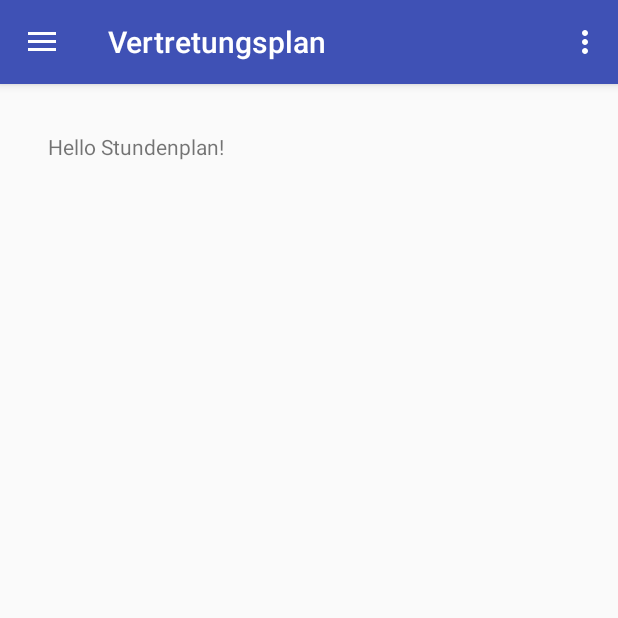
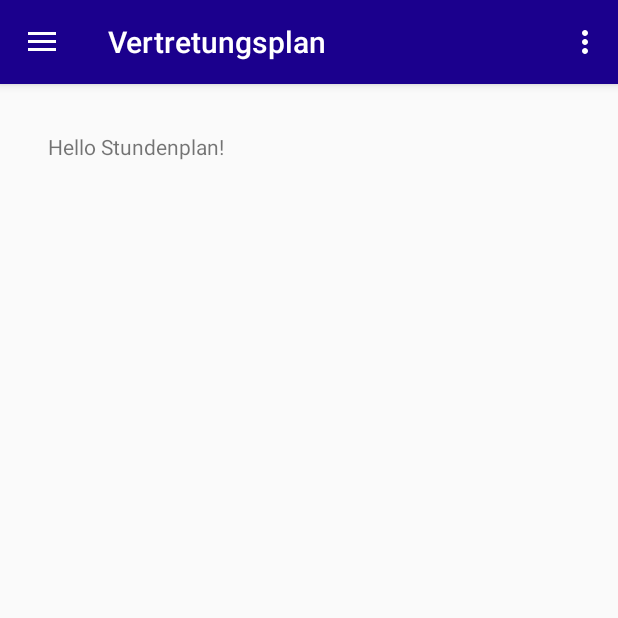
Before and after one commit to Roboscope/naoag-createplus-vapp, an Android app: the screen it shows after launch (MainActivity), in the side drawer, after a tap on "Stundenplan", on a phone screen of 412 x 824 dp, the top half of it. Run offline under Robolectric (Android 15) with nearby library versions, the phone set to English and light mode, and no system bars.

```diff
--- a/app/src/main/java/de/createplus/vertretungsplan/MainActivity.java
+++ b/app/src/main/java/de/createplus/vertretungsplan/MainActivity.java
@@ -1,9 +1,14 @@
 package de.createplus.vertretungsplan;
 
+import android.app.NotificationManager;
+import android.app.PendingIntent;
+import android.content.Context;
 import android.content.Intent;
 import android.content.IntentFilter;
 import android.os.Bundle;
 import android.support.design.widget.FloatingActionButton;
+import android.support.v4.app.NotificationCompat;
+import android.support.v4.app.TaskStackBuilder;
 import android.support.v4.content.LocalBroadcastManager;
 import android.util.Log;
 import android.view.View;
@@ -31,21 +36,18 @@ import de.createplus.vertretungsplan.listview.MyCustomAdapter;
 
 public class MainActivity extends AppCompatActivity
         implements NavigationView.OnNavigationItemSelectedListener {
-    private ContentViews currentContent = ContentViews.OVERVIEW;
-    private int CurrentShown = 1;
-    public String TodayDate = "*ERROR*";
-    public String TomorrowDate = "*ERROR*";
+    static private ContentViews currentContent = ContentViews.OVERVIEW;
+
+
+    static private int CurrentShown = 1;
+    static public String TodayDate = "*ERROR*";
+    static public String TomorrowDate = "*ERROR*";
+
 
     @Override
     protected void onCreate(Bundle savedInstanceState) {
         super.onCreate(savedInstanceState);
 
-        /*Calendar c = Calendar.getInstance();
-        System.out.println("Current time => " + c.getTime());
-
-        SimpleDateFormat df = new SimpleDateFormat("dd.MMM.yyyy");
-        String formattedDate = df.format(c.getTime());
-        Log.e("DATE", formattedDate);*/
         Calendar calander = Calendar.getInstance();
 
         int cDay = calander.get(Calendar.DAY_OF_MONTH);
@@ -59,8 +61,7 @@ public class MainActivity extends AppCompatActivity
         cMonth = calander.get(Calendar.MONTH) + 1;
         cYear = calander.get(Calendar.YEAR);
         TomorrowDate = cDay+"."+cMonth+"."+cYear;
-        //Log.e("DATE", cDay+"."+cMonth+"."+cYear);
-        //Setup Background Process
+
 
         // The filter's action is BROADCAST_ACTION
         IntentFilter statusIntentFilter = new IntentFilter(
@@ -83,13 +84,11 @@ public class MainActivity extends AppCompatActivity
 
         //Setup Fab
         FloatingActionButton fab = (FloatingActionButton) findViewById(R.id.fab);
-        //findViewById(R.id.fab).setVisibility(View.INVISIBLE);
         fab.setOnClickListener(new View.OnClickListener() {
 
             @Override
             public void onClick(View view) {
                 Intent mServiceIntent = new Intent(MainActivity.this, UpdatePlanData.class);
-                //mServiceIntent.setData(Uri.parse(dataUrl));
                 MainActivity.this.startService(mServiceIntent);
             }
         });
@@ -104,6 +103,8 @@ public class MainActivity extends AppCompatActivity
 
         NavigationView navigationView = (NavigationView) findViewById(R.id.nav_view);
         navigationView.setNavigationItemSelectedListener(this);
+
+        updateContainerContent();
     }
 
     @Override
@@ -144,7 +145,6 @@ public class MainActivity extends AppCompatActivity
         // Handle navigation view item clicks here.
         int id = item.getItemId();
 
-
         //add content
         if (id == R.id.nav_overwiev) {
             currentContent = ContentViews.OVERVIEW;
@@ -171,6 +171,7 @@ public class MainActivity extends AppCompatActivity
 
 
     public void updateContainerContent(){
+        //Log.e("UPDATE CONTENT", "Updating to: " + currentContent);
         //reset Container
         RelativeLayout content = (RelativeLayout) findViewById(R.id.main_content);
         while(content.getChildCount()>0){
@@ -225,5 +226,20 @@ public class MainActivity extends AppCompatActivity
 
         }
     }
+    private void addNotification() {
+        NotificationCompat.Builder builder =
+                new NotificationCompat.Builder(this)
+                        .setSmallIcon(R.drawable.ic_menu_gallery)
+                        .setContentTitle("Notifications Example")
+                        .setContentText("This is a test notification");
 
+        Intent notificationIntent = new Intent(this, MainActivity.class);
+        PendingIntent contentIntent = PendingIntent.getActivity(this, 0, notificationIntent,
+                PendingIntent.FLAG_UPDATE_CURRENT);
+        builder.setContentIntent(contentIntent);
+
+        // Add as notification
+        NotificationManager manager = (NotificationManager) getSystemService(Context.NOTIFICATION_SERVICE);
+        manager.notify(0, builder.build());
+    }
 }
--- a/app/src/main/java/de/createplus/vertretungsplan/backgroundservices/SPDownloader.java
+++ b/app/src/main/java/de/createplus/vertretungsplan/backgroundservices/SPDownloader.java
@@ -66,7 +66,7 @@ public class SPDownloader {
 
             }
         } catch (IOException e) {
-            //Log.e("VERTRETUNGSPLAN", e.toString());
+            Log.e("DOWNLOAD ERROR: ", "E: "+e.toString());
             return -1;
         }return getMaxPlans(info);
 
@@ -105,7 +105,7 @@ public class SPDownloader {
         Matcher m = Pattern.compile("\\(Seite [0-9]+ \\/ [0-9]+\\)").matcher(info);
         if (m.find()) {
             tmp = m.group();
-        } else return -1;
+        } else return 1;
         tmp = tmp.replace(" ", "");
         return Integer.parseInt(tmp.substring(tmp.indexOf("/") + 1, tmp.indexOf(")")));
     }
--- a/app/src/main/java/de/createplus/vertretungsplan/backgroundservices/UpdatePlanData.java
+++ b/app/src/main/java/de/createplus/vertretungsplan/backgroundservices/UpdatePlanData.java
@@ -52,8 +52,10 @@ public class UpdatePlanData extends IntentService {
             }
         }
 
+        //Log.e("VERTRETINGSPLAN",""+maxplans);
         Intent localIntent;
         if(maxplans > 0){
+            //Log.e("VERTRETINGSPLAN","DONE");
             localIntent = new Intent(Constants.BROADCAST_ACTION)
                     .putExtra(Constants.EXTENDED_DATA_STATUS, "DONE");
         }else{
--- a/app/src/main/res/drawable/side_nav_bar.xml
+++ b/app/src/main/res/drawable/side_nav_bar.xml
@@ -1,9 +1,9 @@
 <shape xmlns:android="http://schemas.android.com/apk/res/android"
        android:shape="rectangle">
     <gradient
-            android:startColor="#81C784"
-            android:centerColor="#4CAF50"
-            android:endColor="#2E7D32"
+            android:startColor="#1B008D"
+            android:centerColor="#1B008D"
+            android:endColor="#17373C"
             android:type="linear"
             android:angle="135"/>
 </shape>
--- a/app/src/main/res/layout/nav_header_main.xml
+++ b/app/src/main/res/layout/nav_header_main.xml
@@ -15,7 +15,7 @@
             android:layout_width="wrap_content"
             android:layout_height="wrap_content"
             android:paddingTop="@dimen/nav_header_vertical_spacing"
-            android:src="@android:drawable/sym_def_app_icon"
+            android:src="@drawable/logo"
             android:id="@+id/imageView"/>
 
     <TextView
--- a/app/src/main/res/values/colors.xml
+++ b/app/src/main/res/values/colors.xml
@@ -1,6 +1,6 @@
 <?xml version="1.0" encoding="utf-8"?>
 <resources>
-    <color name="colorPrimary">#3F51B5</color>
-    <color name="colorPrimaryDark">#303F9F</color>
-    <color name="colorAccent">#FF4081</color>
+    <color name="colorPrimary">#1B008D</color>
+    <color name="colorPrimaryDark">#000000</color>
+    <color name="colorAccent">#4F9300</color>
 </resources>
```
Also changed, not shown: app/build.gradle (+4 -4 lines), app/src/main/java/de/createplus/vertretungsplan/backgroundservices/UpdatePlanDataReceiver.java (+35 -2 lines), app/src/main/res/mipmap-hdpi/ic_launcher.png, app/src/main/res/mipmap-mdpi/ic_launcher.png, app/src/main/res/mipmap-xhdpi/ic_launcher.png, app/src/main/res/mipmap-xxhdpi/ic_launcher.png, app/src/main/res/mipmap-xxxhdpi/ic_launcher.png.
